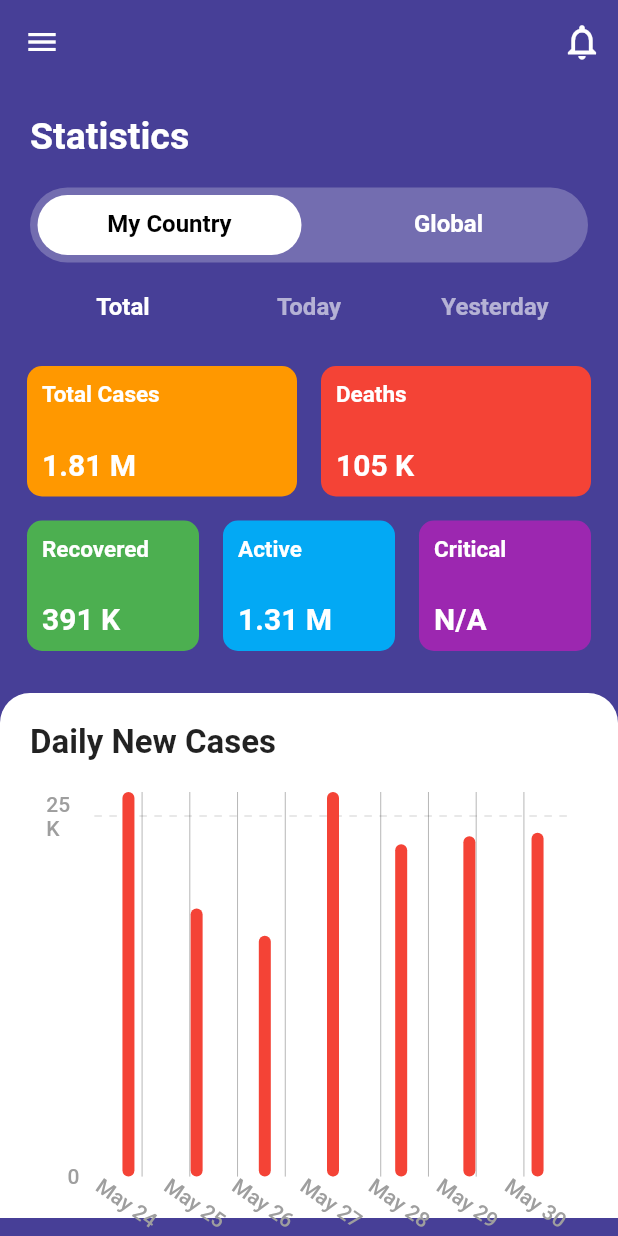
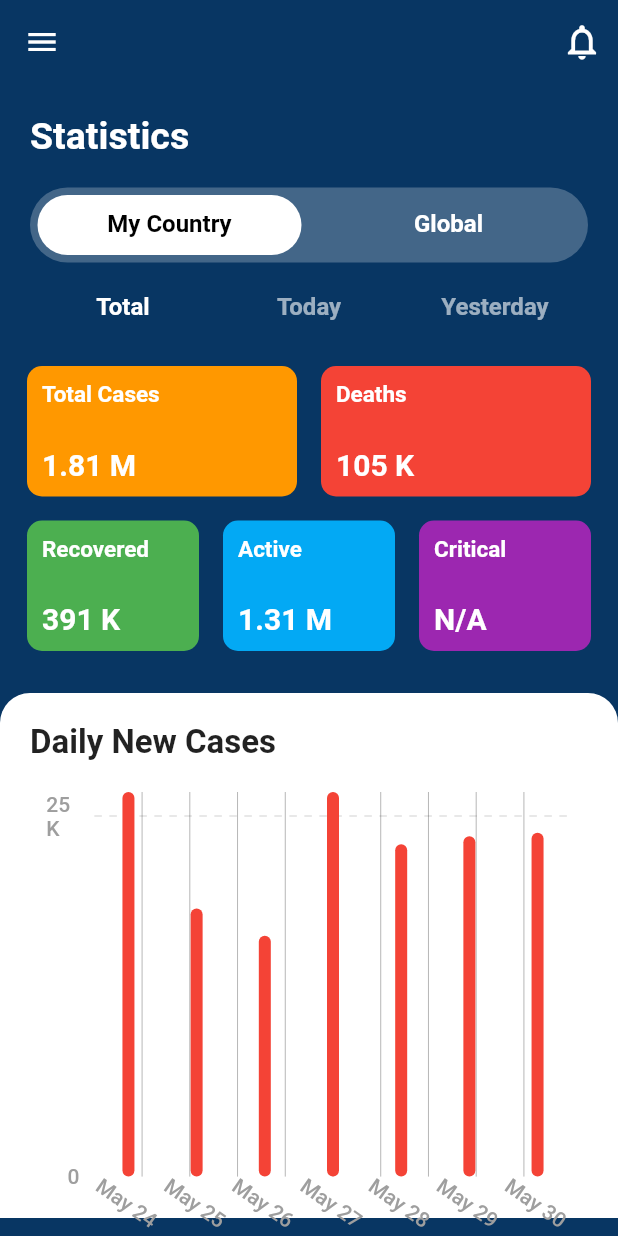
Before and after one commit to sebasmos/PneumaBetta, a Flutter app: the StatsScreen screen opened directly, on a phone screen of 412 x 824 dp. Run offline on Flutter 3.47's test engine with Material 2 defaults, Android fonts, the phone set to English and light mode, and no system bars; drawn by our look-alikes of fl_chart; our stand-ins replace bubble_tab_indicator, firebase_auth; accounts and stored records are empty.

Commit message:
Fixing bugs

```diff
--- a/lib/config/palette.dart
+++ b/lib/config/palette.dart
@@ -1,5 +1,5 @@
 import 'package:flutter/material.dart';
 
 class Palette {
-  static const Color primaryColor = Color(0xFF473F97);
+  static const Color primaryColor = Color(0xFF083663);
 }
--- a/lib/data/data.dart
+++ b/lib/data/data.dart
@@ -4,4 +4,4 @@ final prevention = [
   {'assets/images/mask.png': 'Wear a\nfacemask'},
 ];
 
-final covidUSADailyNewCases = [108.17, 11.15, 10.02, 101.21, 13.83, 14.16, 14.30];
+final covidUSADailyNewCases = [28.17, 11.15, 10.02, 21.21, 13.83, 14.16, 14.30];
--- a/lib/screens/home_screen.dart
+++ b/lib/screens/home_screen.dart
@@ -81,7 +81,7 @@ class _HomeScreenState extends State<HomeScreen> {
               mainAxisAlignment: MainAxisAlignment.spaceBetween,
               children: <Widget>[
                 Text(
-                  'COVID-19',
+                  'PneumApp',
                   style: const TextStyle(
                     color: Colors.white,
                     fontSize: 25.0,
@@ -100,7 +100,7 @@ class _HomeScreenState extends State<HomeScreen> {
               crossAxisAlignment: CrossAxisAlignment.start,
               children: <Widget>[
                 Text(
-                  'Are you feeling sick?',
+                  '¿Tienes problemas para configurar el ventilador?',
                   style: const TextStyle(
                     color: Colors.white,
                     fontSize: 22.0,
@@ -109,7 +109,7 @@ class _HomeScreenState extends State<HomeScreen> {
                 ),
                 SizedBox(height: screenHeight * 0.01),
                 Text(
-                  'If you feel sick with any COVID-19 symptoms, please call or text us immediately for help',
+                  'Llámanos si tienes problemas para conectar tu ventilador tus síntomas son graves, de lo contrario revisa la sección de FAQs',
                   style: const TextStyle(
                     color: Colors.white70,
                     fontSize: 15.0,
--- a/lib/screens/mainApp.dart
+++ b/lib/screens/mainApp.dart
@@ -4,12 +4,12 @@ import 'package:pneumapp/screens/screens.dart';
 void main() {
   runApp(Mymainapp());
 }
-
+// Herein we fuse main features with low-tab in Pnemapp main screen
 class Mymainapp extends StatelessWidget {
   @override
   Widget build(BuildContext context) {
     return MaterialApp(
-      title: 'Flutter Covid-19 Dashboard UI',
+      title: 'PneumApp main dashboard',
       debugShowCheckedModeBanner: false,
       theme: ThemeData(
         primarySwatch: Colors.blue,
```
Also changed, not shown: lib/screens/bottom_nav_screen.dart (+6 -4 lines).
